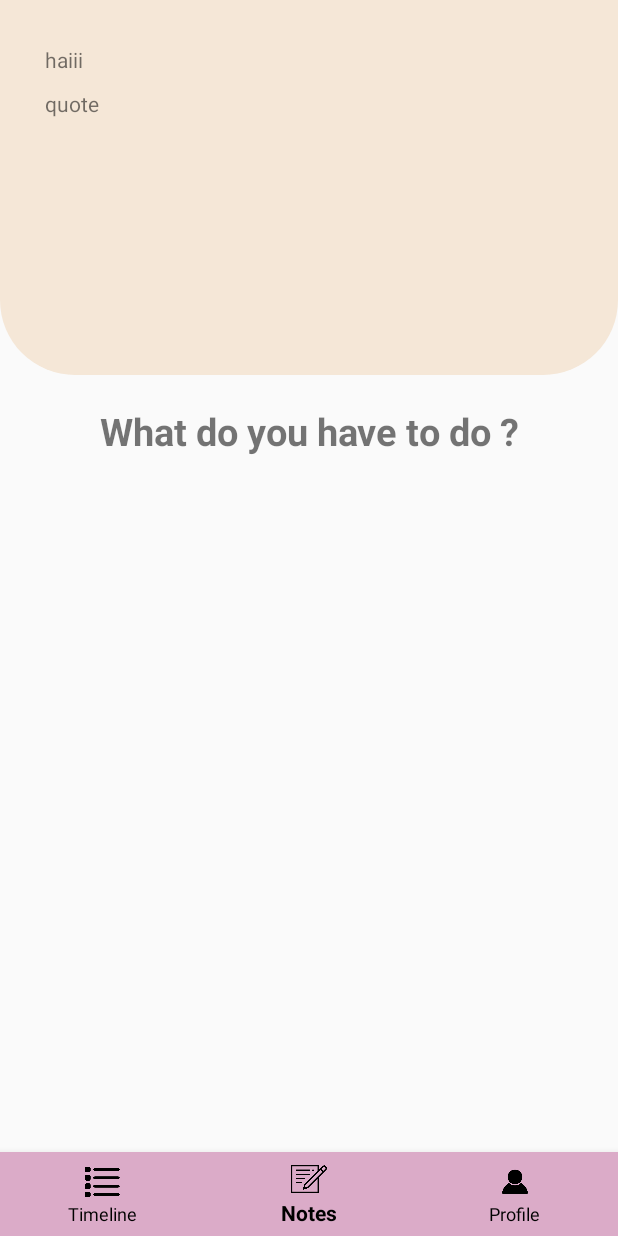
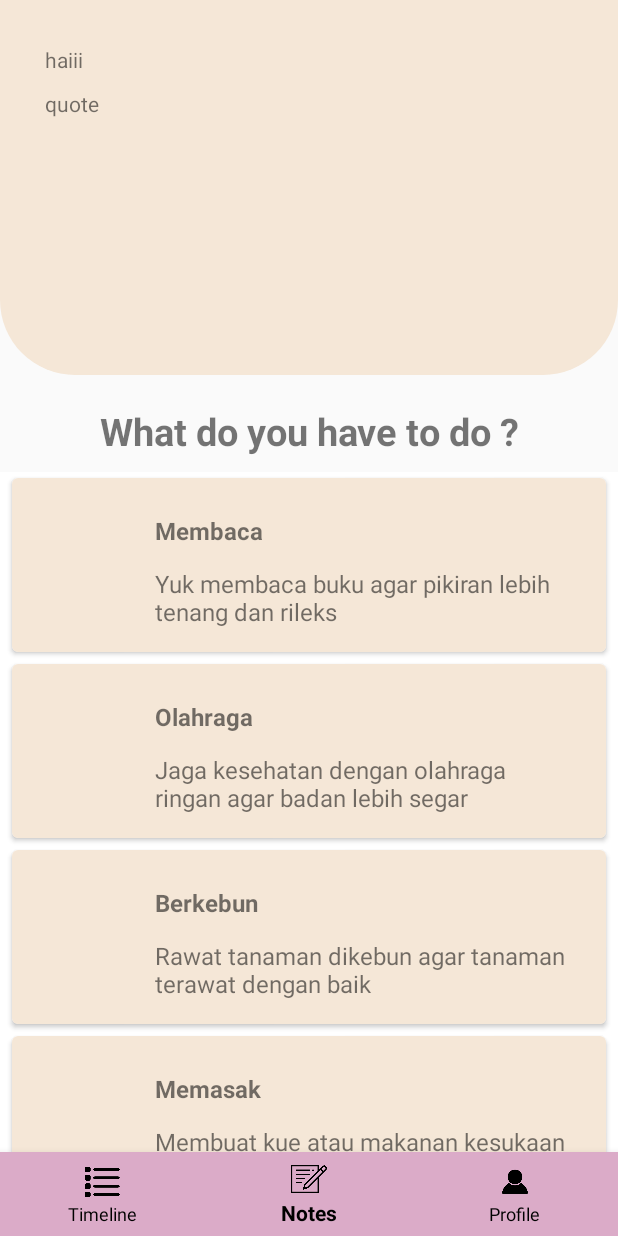
Before and after one commit to Putrisrsh/mudy, an Android app: the Timeline screen opened directly, with no data from a screen before it, item 2 of the bottom bar chosen, on a phone screen of 412 x 824 dp. Run offline under Robolectric (Android 15) with nearby library versions, the phone set to English and light mode, and no system bars; our stand-ins replace CircleImageView.

Commit message:
timeline cardview done

```diff
--- a/app/src/main/java/com/example/myapp/CardViewTimelineAdapter.java
+++ b/app/src/main/java/com/example/myapp/CardViewTimelineAdapter.java
@@ -1,36 +1,63 @@
 package com.example.myapp;
 
+import android.view.LayoutInflater;
 import android.view.View;
 import android.view.ViewGroup;
+import android.widget.ImageView;
+import android.widget.TextView;
 
 import androidx.annotation.NonNull;
 import androidx.recyclerview.widget.RecyclerView;
 
+import com.bumptech.glide.Glide;
+import com.bumptech.glide.request.RequestOptions;
+import com.example.myapp.model.activity;
+
 import java.util.ArrayList;
+
 
 public class CardViewTimelineAdapter extends RecyclerView.Adapter<CardViewTimelineAdapter.CardViewViewHolder>
 {
 
-    private ArrayList<act> listLaptop;
+    private ArrayList<activity> listActivity;
+
+    public CardViewTimelineAdapter(ArrayList<activity> list){
+        this.listActivity = list;
+    }
+
+
     @NonNull
     @Override
     public CardViewViewHolder onCreateViewHolder(@NonNull ViewGroup parent, int viewType) {
-        return null;
+        View view = LayoutInflater.from(parent.getContext()).inflate(R.layout.item_card,parent,false);
+        return new CardViewViewHolder(view);
     }
 
     @Override
     public void onBindViewHolder(@NonNull CardViewViewHolder holder, int position) {
-
+        activity activity = listActivity.get(position);
+//        Glide.with(holder.itemView.getContext()) //Glid memuat sebuah gambar yg sudah ada di drawable maupun diserver //with untuk memasukan context
+//                .load(activity.()) //load untuk memasukan sumber gambar
+//                .apply(new RequestOptions().override(55, 55)) //melakukan manipulasi gambar
+//                .into(holder.imgPhoto); //memasukan gambar image view
+        holder.tvActivity.setText(activity.getAktivitas());
+        holder.tvDetail.setText(activity.getDetailActivity());
     }
 
     @Override
     public int getItemCount() {
-        return 0;
+        return listActivity.size();
     }
 
     public class CardViewViewHolder extends RecyclerView.ViewHolder {
+        ImageView imgPhoto;
+        TextView tvActivity, tvDetail;
         public CardViewViewHolder(@NonNull View itemView) {
             super(itemView);
+            imgPhoto = itemView.findViewById(R.id.img_activity);
+            tvActivity = itemView.findViewById(R.id.name_activity);
+            tvDetail = itemView.findViewById(R.id.detail_activity);
+
         }
     }
 }
--- a/app/src/main/java/com/example/myapp/Hobbies.java
+++ b/app/src/main/java/com/example/myapp/Hobbies.java
@@ -58,11 +58,6 @@ public class Hobbies extends AppCompatActivity {
         buttonFishing();
 
         characters.addAll(characterData.getListData());
-
-
-
-
-
 
         buttonNext.setOnClickListener(new View.OnClickListener() {
             @Override
--- a/app/src/main/java/com/example/myapp/Profile.java
+++ b/app/src/main/java/com/example/myapp/Profile.java
@@ -80,6 +80,10 @@ public class Profile extends AppCompatActivity {
             textViewNamaGede.setText(res.getString(2));
             textViewIsiNomer.setText(res.getString(3));
             textViewIsiEmail.setText(res.getString(4));
+
+            ChooseGender g = new ChooseGender();
+
+
         }
 
         Toast.makeText(getBaseContext(), "GENDER NYA " + jk, Toast.LENGTH_SHORT).show();
--- a/app/src/main/java/com/example/myapp/Timeline.java
+++ b/app/src/main/java/com/example/myapp/Timeline.java
@@ -2,15 +2,23 @@ package com.example.myapp;
 
 import androidx.annotation.NonNull;
 import androidx.appcompat.app.AppCompatActivity;
+import androidx.recyclerview.widget.LinearLayoutManager;
+import androidx.recyclerview.widget.RecyclerView;
 
 import android.content.Intent;
 import android.os.Bundle;
 import android.view.MenuItem;
 
+import com.example.myapp.model.activity;
+import com.example.myapp.model.activityData;
 import com.google.android.material.bottomnavigation.BottomNavigationView;
+
+import java.util.ArrayList;
 
 public class Timeline extends AppCompatActivity {
 
+    private RecyclerView rvActivity;
+    private ArrayList<activity> list = new ArrayList<>();
     @Override
     protected void onCreate(Bundle savedInstanceState) {
         super.onCreate(savedInstanceState);
@@ -31,6 +39,10 @@ public class Timeline extends AppCompatActivity {
                         overridePendingTransition(0, 0);
                         return true;
                     case R.id.home:
+                        rvActivity = findViewById(R.id.rv_activity);
+                        rvActivity.setHasFixedSize(true);
+                        list.addAll(activityData.getListData());
+                        showRecyclerCardView();
                         return true;
                     case R.id.about:
                         startActivity(new Intent(getApplicationContext(), Profile.class));
@@ -41,4 +53,11 @@ public class Timeline extends AppCompatActivity {
             }
         });
     }
+    private void showRecyclerCardView(){
+        rvActivity.setLayoutManager(new LinearLayoutManager(this));
+        CardViewTimelineAdapter CardViewTimelineAdapter = new CardViewTimelineAdapter(list);
+        rvActivity.setAdapter(CardViewTimelineAdapter);
+    }
+
+
 }
--- a/app/src/main/java/com/example/myapp/model/activityData.java
+++ b/app/src/main/java/com/example/myapp/model/activityData.java
@@ -1,14 +1,26 @@
 package com.example.myapp.model;
+
+import java.util.ArrayList;
 
 public class activityData {
     private  static String [] activity_name = {
-        "Membaca", "Olahraga", "Berkebun", "Memasak", "Menonton Film"
+        "Membaca", "Olahraga", "Berkebun", "Memasak", "Menonton Film"," "
 
     };
 
     private static String [] activity_detail = {
         "Yuk membaca buku agar pikiran lebih tenang dan rileks","Jaga kesehatan dengan olahraga ringan agar badan lebih segar",
             "Rawat tanaman dikebun agar tanaman terawat dengan baik", "Membuat kue atau makanan kesukaan agar mood semakin baik",
-            "Tonton film dengan genre favorit"
+            "Tonton film dengan genre favorit"," "
     };
+    public static ArrayList<activity> getListData(){
+        ArrayList<activity> list = new ArrayList<>();
+        for (int position = 0 ; position<activity_name.length;position++){
+            activity  activity = new activity();
+            activity.setAktivitas(activity_name[position]);
+            activity.setDetailActivity(activity_detail[position]);
+            list.add(activity);
+        }
+        return list;
+    }
 }
--- a/app/src/main/res/layout/activity_timeline.xml
+++ b/app/src/main/res/layout/activity_timeline.xml
@@ -54,7 +54,7 @@
             android:layout_height="wrap_content">
 
             <androidx.recyclerview.widget.RecyclerView
-                android:id="@+id/rv_laptop"
+                android:id="@+id/rv_activity"
                 android:layout_width="match_parent"
                 android:layout_height="match_parent"
                 android:background="#ffffff"
--- a/app/src/main/res/layout/item_card.xml
+++ b/app/src/main/res/layout/item_card.xml
@@ -21,7 +21,7 @@
         android:padding="8dp">
 
         <de.hdodenhof.circleimageview.CircleImageView
-            android:id="@+id/img_item_photo"
+            android:id="@+id/img_activity"
             android:layout_width="55dp"
             android:layout_height="55dp"
             android:layout_marginTop="30dp"
@@ -29,44 +29,33 @@
             android:layout_marginRight="16dp"
             tools:src="@android:color/darker_gray" />
         <TextView
-            android:id="@+id/tv_item_laptopName"
+            android:id="@+id/name_activity"
             android:layout_width="match_parent"
             android:layout_height="wrap_content"
             android:layout_marginLeft="16dp"
             android:layout_marginTop="16dp"
             android:layout_marginRight="16dp"
             android:layout_marginBottom="8dp"
-            android:layout_toEndOf="@+id/img_item_photo"
-            android:layout_toRightOf="@+id/img_item_photo"
+            android:layout_toEndOf="@+id/img_activity"
+            android:layout_toRightOf="@+id/img_activity"
             android:textSize="16sp"
             android:textStyle="bold"
             tools:text="Activity Nama"/>
 
         <TextView
-            android:id="@+id/tv_item_series"
+            android:id="@+id/detail_activity"
+            android:layout_below="@+id/name_activity"
             android:layout_width="match_parent"
             android:layout_height="wrap_content"
             android:layout_marginLeft="16dp"
             android:layout_marginTop="5dp"
             android:layout_marginRight="16dp"
             android:layout_marginBottom="8dp"
-            android:layout_toEndOf="@+id/img_item_photo"
-            android:layout_toRightOf="@+id/img_item_photo"
+            android:layout_toEndOf="@+id/img_activity"
+            android:layout_toRightOf="@+id/img_activity"
             android:textSize="16sp"
+            android:text="@string/detail_activity"
             tools:text="-"/>
-        <TextView
-            android:id="@+id/tv_item_price"
-            android:layout_width="match_parent"
-            android:layout_height="wrap_content"
-            android:layout_marginLeft="16dp"
-            android:layout_marginTop="5dp"
-            android:layout_marginRight="16dp"
-            android:layout_marginBottom="8dp"
-            android:layout_toEndOf="@+id/img_item_photo"
-            android:layout_toRightOf="@+id/img_item_photo"
-            android:textSize="16sp"
-            tools:text="-"/>
-
 
     </RelativeLayout>
 
--- a/app/src/main/res/values/strings.xml
+++ b/app/src/main/res/values/strings.xml
@@ -7,5 +7,6 @@
     <string name="title_timeline">Timeline</string>
     <string name="title_notes">Notes</string>
     <string name="title_profile">Profile</string>
+    <string name="detail_activity">detail activity</string>
 
 </resources>
```
